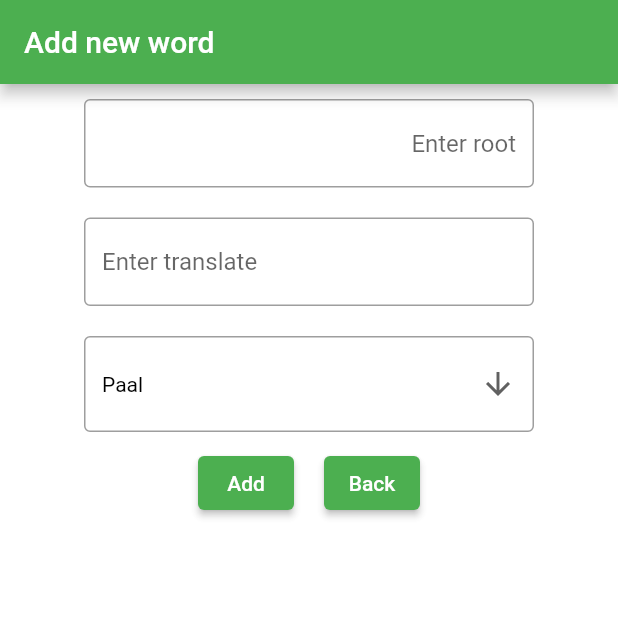
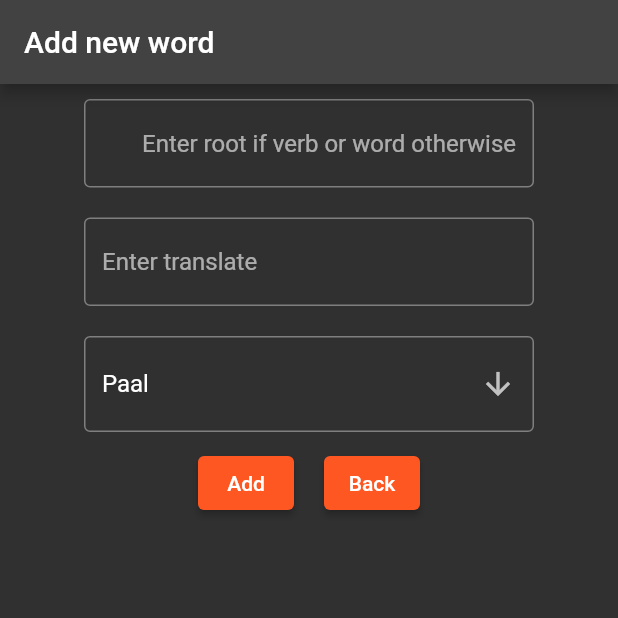
Before and after one commit to Pedrael/hebrewbear-flutter, a Flutter app: the screen it shows after launch, in the side drawer, after a tap on "Add word", on a phone screen of 412 x 824 dp, the top half of it. Run offline on Flutter 3.47's test engine with Material 2 defaults, Android fonts, the phone set to English and light mode, and no system bars; our stand-ins replace drift, flutter_slidable; missing offline and left inert: window_size; accounts and stored records are empty; generated files the repository leaves out were written again.

Commit message:
implemented search, theme issues

```diff
--- a/lib/data/dbmanager.dart
+++ b/lib/data/dbmanager.dart
@@ -35,6 +35,18 @@ class WordsDB extends _$WordsDB {
     return await select(wordsSchema).get();
   }
 
+  Future<List<WordsSchemaData>> getWordsFiltered(String filter) async {
+    return await (select(wordsSchema)..where((tbl) => tbl.translate.contains(filter))).get();
+  }
+
+  Future<List<WordsSchemaData>> getWordsSmartFiltered(String filter) async {
+    final validJewish = RegExp(r'^[\u0590-\u05FF\u200f\u200e ]+$');
+    if(validJewish.hasMatch(filter)) {
+      return await (select(wordsSchema)..where((tbl) => tbl.root.contains(filter))).get();
+    }
+    return await (select(wordsSchema)..where((tbl) => tbl.translate.contains(filter))).get();
+  }
+
   Future<WordsSchemaData> getWord(int id) async {
     return await (select(wordsSchema)..where((tbl) => tbl.id.equals(id))).getSingle();
   }
--- a/lib/layouts/addword/addword.dart
+++ b/lib/layouts/addword/addword.dart
@@ -42,8 +42,10 @@ class AddWord extends StatelessWidget {
                           if (value == null || value.isEmpty) {
                             return 'Please enter some text';
                           }
-                          if (value.length < 3) {
-                            return 'Minimum 3 letters';
+                          if(DBtypes[typeController] == true) {
+                              if (value.length < 3) {
+                              return 'Minimum 3 letters';
+                            }
                           }
                           if(!validChars.hasMatch(value)) {
                             return 'Only Hebrew allowed';
@@ -53,7 +55,7 @@ class AddWord extends StatelessWidget {
                         controller: rootController,
                         decoration: InputDecoration(
                           border: OutlineInputBorder(),
-                          hintText: 'Enter root',
+                          hintText: 'Enter root if verb or word otherwise',
                         ),
                       ),
                     )
--- a/lib/layouts/conjugation/conjugation.dart
+++ b/lib/layouts/conjugation/conjugation.dart
@@ -49,7 +49,7 @@ class Conjugation extends StatelessWidget {
                   children: [
                     ...List.generate(result.length, (index) => TableRow(
                       decoration: BoxDecoration(
-                        color: index % 2 == 0 ? Colors.black12 : Colors.transparent,
+                        color: index % 2 == 0 ? Color.fromARGB(42, 0, 0, 0) : Colors.transparent,
                       ),
                       // ignore: prefer_const_literals_to_create_immutables
                       children: [
--- a/lib/layouts/wordslist/swipetest.dart
+++ b/lib/layouts/wordslist/swipetest.dart
@@ -5,14 +5,49 @@ import 'package:hebrewbear/layouts/conjugation/conjugation.dart';
 import 'package:hebrewbear/widgets/sidebar.dart';
 import 'package:provider/provider.dart';
 
-class WordsList extends StatelessWidget {
+class ConjugationButton extends StatelessWidget {
+
+  const ConjugationButton({super.key, required this.time, required this.w});
+
+  final String time;
+  final WordsSchemaData w;
+
+  Map<String, String> _getConjugation() {
+    switch(time) {
+      case "Present":
+        return conjugatePresent(w.root, w.type);
+      case "Past":
+        return conjugatePast(w.root, w.type);
+      case "Future":
+        return conjugateFuture(w.root, w.type);
+      default:
+        return conjugatePresent(w.root, w.type);
+    }
+  }
+
+  @override
+  Widget build(BuildContext context) {
+    return Container(
+      padding: const EdgeInsets.all(10.0),
+      child: ElevatedButton(onPressed: () {
+        Navigator.of(context).push(MaterialPageRoute(
+          builder: (context) => Conjugation(
+            word: w,
+            infinitive: createInfinitive(w.root, w.type),
+            result: _getConjugation(),
+            time: time)
+          ));
+        }, child: Text(time)),
+      );
+  }
+
+}
+class _WordsListState extends State<WordsList> {
 
   final TextStyle textStyleHebrew = const TextStyle(
     fontSize: 18,
     fontFamily: 'Noto Serif Hebrew',
   );
-
-  WordsList({super.key});
 
   final filterController = TextEditingController();
 
@@ -24,26 +59,23 @@ class WordsList extends StatelessWidget {
           title: const Text("Hebrew Bear"),
         ),
         bottomNavigationBar: Container(
-          padding: EdgeInsets.all(10.0),
-          color: Colors.white,
+          padding: const EdgeInsets.all(10.0),
           child: TextField(
             controller: filterController,
+            onChanged: (text) => setState(() {}), // rerender on filter
             decoration: const InputDecoration(
               border: OutlineInputBorder(),
-              hintText: 'Filter your words here',
+              hintText: 'Search...',
             ),
           ),
         ),
         drawer: const HebrewBearSidebar(),
         body: FutureBuilder(
-          future: Provider.of<WordsDB>(context).getWords(),
+          future: Provider.of<WordsDB>(context).getWordsSmartFiltered(filterController.text),
           builder: (context, snapshot) {
             List<Widget> children;
             if(snapshot.hasData) {
-              List<WordsSchemaData> data  = snapshot.data!.where((element) =>
-              filterController.text == '' ? true :
-                element.translate.contains(filterController.text)
-              ).toList(); // TODO
+              List<WordsSchemaData> data  = snapshot.data!;
               children = <Widget>[
                 ...List.generate(data.length,
                 (index) => Dismissible(
@@ -61,70 +93,33 @@ class WordsList extends StatelessWidget {
                           actions: <Widget>[
                             ElevatedButton(
                               onPressed: () => Navigator.of(context).pop(true),
-                              child: const Text("DELETE")
+                              child: const Text("Delete")
                             ),
                             ElevatedButton(
                               onPressed: () => Navigator.of(context).pop(false),
-                              child: const Text("CANCEL"),
+                              child: const Text("Cancel"),
                             ),
                           ],
                         );
                       },
                     );
-                  },
-                  background: Container(color: Colors.greenAccent),
+                  }, // confirm dismiss
+                  background: Container(color: Theme.of(context).focusColor),
                   child: data[index].type != "Noun" ? ExpansionTile(
-                    title: Container(
-                      child: ListTile(
-                        title: Text("${createInfinitive(data[index].root, data[index].type).values.first} (${data[index].root})",
-                        style: textStyleHebrew,),
-                        subtitle: Text(data[index].translate),
-                        trailing: Text(data[index].type),
-                      ),
+                    title: ListTile(
+                      title: Text("${createInfinitive(data[index].root, data[index].type).values.first} (${data[index].root})",
+                      style: textStyleHebrew,),
+                      subtitle: Text(data[index].translate),
+                      trailing: Text(data[index].type),
                     ),
                     children: <Widget>[
                       ListTile(
                         title: Row(
                           mainAxisAlignment: MainAxisAlignment.center,
                           children: [
-                          Container(
-                            padding: const EdgeInsets.all(10.0),
-                            child: ElevatedButton(onPressed: () {
-                              Navigator.of(context).push(MaterialPageRoute(
-                                builder: (context) => Conjugation(
-                                  word: data[index],
-                                  infinitive: createInfinitive(data[index].root, data[index].type),
-                                  result: conjugatePresent(data[index].root, data[index].type),
-                                  time: 'Present')
-                                ));
-                              }, child: const Text('Present')),
-                            ),
-
-                          Container(
-                            padding: const EdgeInsets.all(10.0),
-                            child: ElevatedButton(onPressed: () {
-                              Navigator.of(context).push(MaterialPageRoute(
-                                builder: (context) => Conjugation(
-                                  word: data[index],
-                                  infinitive: createInfinitive(data[index].root, data[index].type),
-                                  result: conjugatePast(data[index].root, data[index].type),
-                                  time: 'Past')
-                                ));
-                              }, child: const Text('Past')),
-                            ),
-
-                          Container(
-                              padding: const EdgeInsets.all(10.0),
-                              child: ElevatedButton(onPressed: () {
-                                Navigator.of(context).push(MaterialPageRoute(
-                                  builder: (context) => Conjugation(
-                                    word: data[index],
-                                    infinitive: createInfinitive(data[index].root, data[index].type),
-                                    result: conjugateFuture(data[index].root, data[index].type),
-                                    time: 'Future')
-                                  ));
-                                }, child: const Text('Future')),
-                              ),
+                            ConjugationButton(time: "Present", w: data[index]),
+                            ConjugationButton(time: "Past", w: data[index]),
+                            ConjugationButton(time: "Future", w: data[index]),
                         ],),
                       )
                     ],
@@ -151,4 +146,14 @@ class WordsList extends StatelessWidget {
         ),
       );
     }
+
 }
+
+class WordsList extends StatefulWidget {
+
+  WordsList({super.key});
+
+  @override
+  State<WordsList> createState() => _WordsListState();
+
+}
--- a/lib/main.dart
+++ b/lib/main.dart
@@ -17,7 +17,6 @@ void main() {
 
   runApp(
     MultiProvider(providers: [
-      ChangeNotifierProvider(create: (_) => WordsListNotifier()),
       Provider<WordsDB>(create: (_) => WordsDB(), dispose: (_, db) => db.close(),),
     ],
     child: const MyApp()),
@@ -32,11 +31,21 @@ class MyApp extends StatelessWidget {
   Widget build(BuildContext context) {
     return MaterialApp(
       title: 'Hebrew Bear',
+      darkTheme: ThemeData(
+        primarySwatch: Colors.deepOrange,
+        primaryColor: Colors.black,
+        brightness: Brightness.dark,
+        backgroundColor: const Color(0xFF212121),
+        dividerColor: Colors.black12,
+      ),
       theme: ThemeData(
-        primarySwatch: Colors.green,
-        canvasColor: Colors.white70,
-        primaryColor: Colors.greenAccent
+        primarySwatch: Colors.deepOrange,
+        primaryColor: Colors.white,
+        brightness: Brightness.light,
+        backgroundColor: const Color(0xFFE5E5E5),
+        dividerColor: Colors.white54,
       ),
+      themeMode: ThemeMode.dark,
       home: WordsList(),
     );
   }
--- a/lib/widgets/dropdown.dart
+++ b/lib/widgets/dropdown.dart
@@ -30,13 +30,13 @@ class _HebrewBearDropdownState extends State<HebrewBearDropdown> {
         value: dropDownValue,
         icon: const Icon(Icons.arrow_downward),
         elevation: 16,
-        dropdownColor: Colors.white,
+        //dropdownColor: Colors.white,
         borderRadius: const BorderRadius.all(Radius.circular(4.0)),
         decoration: const InputDecoration(
           border: OutlineInputBorder(),
         ),
-        focusColor: Colors.white,
-        style: const TextStyle(color: Colors.black),
+        focusColor: Colors.transparent,
+        //style: const TextStyle(color: Colors.black),
         items: [
           ...List.generate(length, (index) => DropdownMenuItem<String>(
             // value: items[index],
--- a/lib/widgets/sidebar.dart
+++ b/lib/widgets/sidebar.dart
@@ -9,14 +9,13 @@ class HebrewBearSidebar extends StatelessWidget {
     return SizedBox(
       width: 180,
       child: Drawer(
-        backgroundColor: Colors.white,
+        backgroundColor: Theme.of(context).canvasColor,
         child: ListView(
           padding: EdgeInsets.zero,
           children: [
-            const ListTile(
-              title: Text("Menu", style: TextStyle(fontSize: 20),),
-              textColor: Colors.white,
-              tileColor: Colors.green,
+            AppBar(
+              title: const Text("Menu"),
+              automaticallyImplyLeading: false,
             ),
             ListTile(
               leading: const Icon(Icons.plus_one),
```
